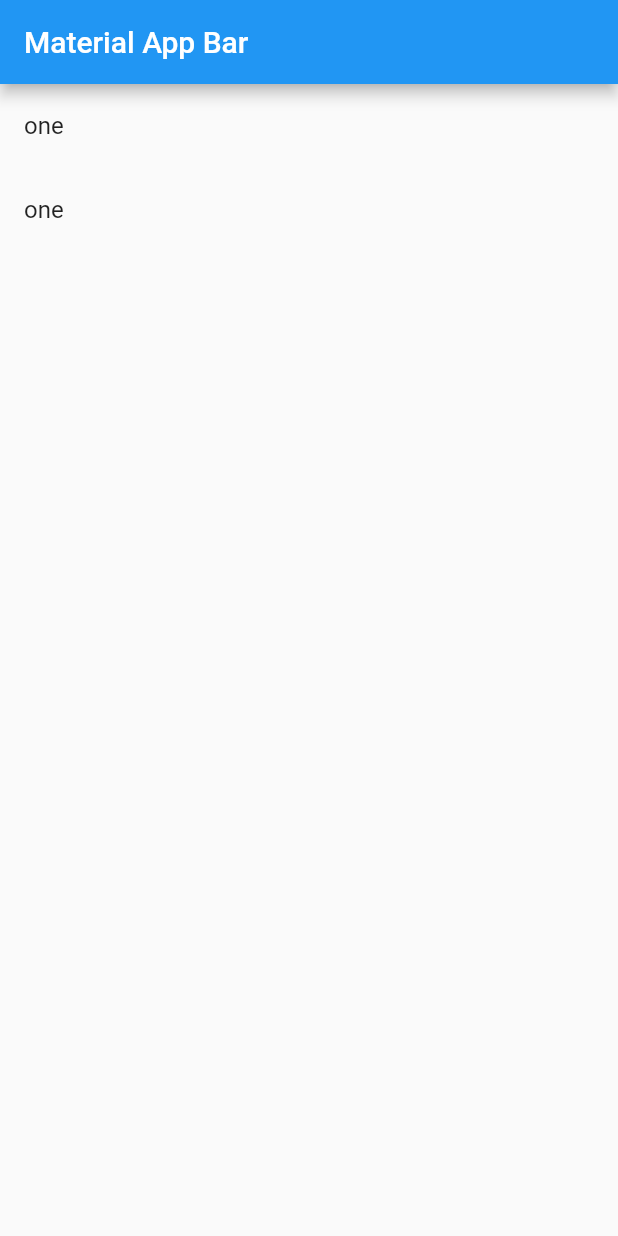
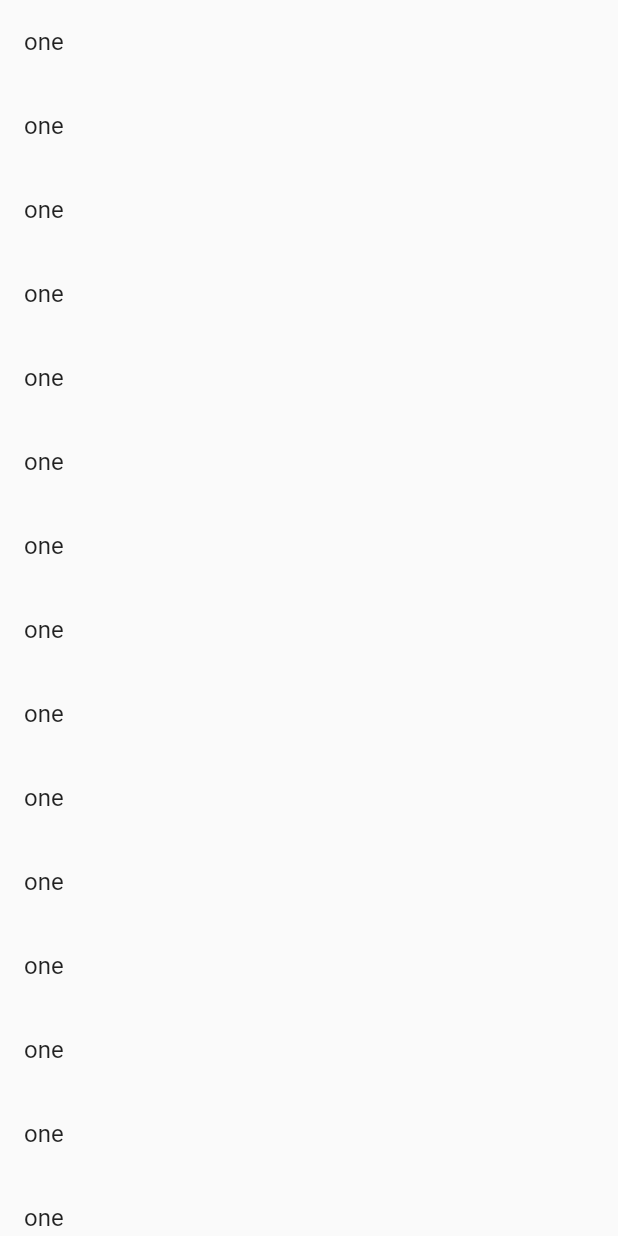
Before and after one commit to hrithikwins/LIstview-and-Gridview-Builder, a Flutter app: the screen it shows after launch, scrolled down 576 dp, after a tap on "one", on a phone screen of 412 x 824 dp. Run offline on Flutter 3.47's test engine with Material 2 defaults, Android fonts, the phone set to English and light mode, and no system bars.

Commit message:
MaterialApp to Scaffold

```diff
--- a/newapp/lib/list.dart
+++ b/newapp/lib/list.dart
@@ -1,21 +1,16 @@
 import 'package:flutter/material.dart';
-
-void main() => runApp(MaterialApp());
 
 class SecondPage extends StatelessWidget {
   @override
   Widget build(BuildContext context) {
-    return MaterialApp(
-      title: 'Material App',
-      home: Scaffold(
-        appBar: AppBar(
-          title: Text('Material App Bar'),
-        ),
-        body: ListView.builder(
-          itemCount: 2,
+    return Scaffold(
+      body: Container(
+        child: ListView.builder(
+          itemCount: 200,
           itemBuilder: (BuildContext context, int index) {
             return ListTile(
               title: Text('one'),
+              onTap: () => Navigator.pushNamed(context, '/'),
             );
           },
         ),
```
